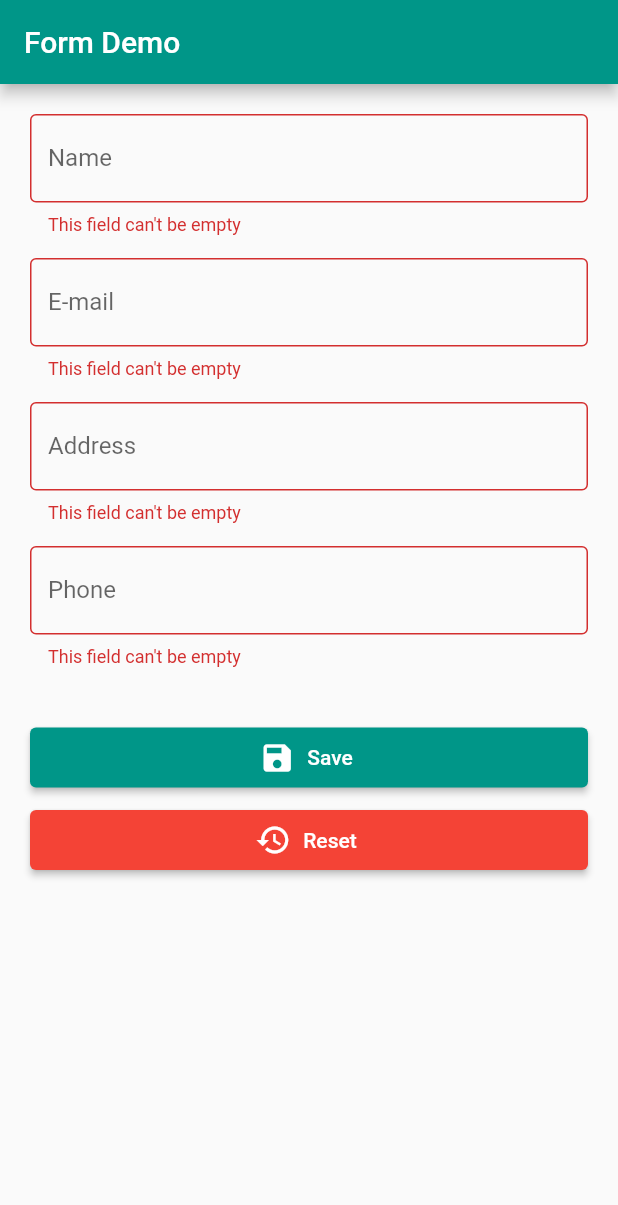
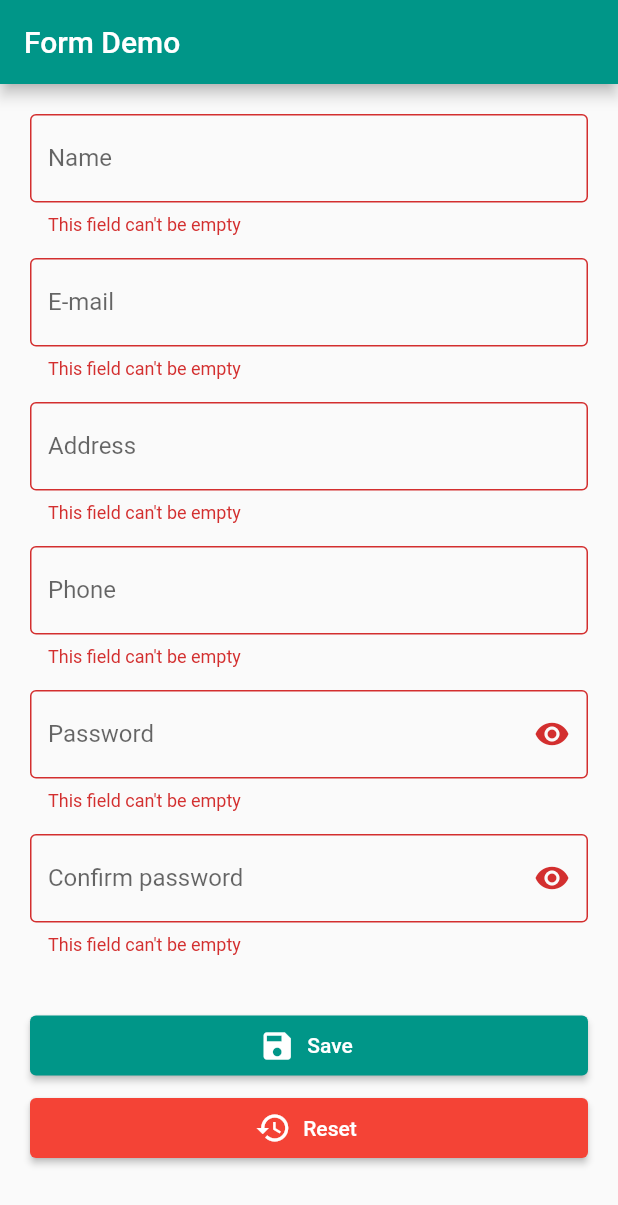
Before and after one commit to booude/flutter_test_app, a Flutter app: the screen it shows after launch, after a tap on "Save", on a phone screen of 412 x 824 dp. Shown: the top 1205 px of the screen. Run offline on Flutter 3.47's test engine with Material 2 defaults, Android fonts, the phone set to English and light mode, and no system bars; our stand-ins replace string_validator.

Commit message:
Demo form completed

```diff
--- a/lib/form_screen.dart
+++ b/lib/form_screen.dart
@@ -1,4 +1,5 @@
 import 'package:flutter/material.dart';
+import 'package:string_validator/string_validator.dart' as validator;
 
 class FormScreen extends StatefulWidget {
   @override
@@ -9,6 +10,10 @@ class FormScreen extends StatefulWidget {
 
 class FormScreenState extends State<FormScreen> {
   final formKey = GlobalKey<FormState>();
+  var user = UserModel();
+  var passwordCache = '';
+  var passwordCacheConfirm = '';
+  bool obscureTextPassword = true;
 
   @override
   Widget build(BuildContext context) {
@@ -24,18 +29,99 @@ class FormScreenState extends State<FormScreen> {
             children: [
               CustomTextField(
                 label: 'Name',
+                hint: 'Type your name...',
+                onSaved: (text) => user = user.copyWith(name: text),
+                validator: (text) => text == null || text.isEmpty
+                    ? 'This field can\'t be empty'
+                    : null,
               ),
               SizedBox(height: 15),
               CustomTextField(
                 label: 'E-mail',
+                hint: 'Type your e-mail...',
+                onSaved: (text) => user = user.copyWith(email: text),
+                validator: (text) {
+                  if (text == null || text.isEmpty) {
+                    return 'This field can\'t be empty';
+                  }
+                  if (!validator.isEmail(text)) {
+                    return 'This field must be an e-mail';
+                  }
+                },
               ),
               SizedBox(height: 15),
               CustomTextField(
                 label: 'Address',
+                hint: 'Type your address...',
+                onSaved: (text) => user = user.copyWith(address: text),
+                validator: (text) {
+                  if (text == null || text.isEmpty) {
+                    return 'This field can\'t be empty';
+                  }
+                },
               ),
               SizedBox(height: 15),
               CustomTextField(
                 label: 'Phone',
+                hint: 'Type your phone number...',
+                onSaved: (text) => user = user.copyWith(phone: text),
+                validator: (text) {
+                  if (text == null || text.isEmpty) {
+                    return 'This field can\'t be empty';
+                  }
+                },
+              ),
+              SizedBox(height: 15),
+              CustomTextField(
+                label: 'Password',
+                obscureText: obscureTextPassword,
+                suffix: IconButton(
+                  onPressed: () {
+                    setState(() {
+                      obscureTextPassword = !obscureTextPassword;
+                    });
+                  },
+                  icon: Icon(obscureTextPassword
+                      ? Icons.visibility
+                      : Icons.visibility_off),
+                ),
+                hint: 'Type your password...',
+                onSaved: (text) => user = user.copyWith(password: text),
+                validator: (text) {
+                  if (text == null || text.isEmpty) {
+                    return 'This field can\'t be empty';
+                  }
+                  if (passwordCacheConfirm != passwordCache) {
+                    return 'Password is not equal';
+                  }
+                },
+                onChanged: (text) => passwordCache = text,
+              ),
+              SizedBox(height: 15),
+              CustomTextField(
+                label: 'Confirm password',
+                obscureText: obscureTextPassword,
+                suffix: IconButton(
+                  onPressed: () {
+                    setState(() {
+                      obscureTextPassword = !obscureTextPassword;
+                    });
+                  },
+                  icon: Icon(obscureTextPassword
+                      ? Icons.visibility
+                      : Icons.visibility_off),
+                ),
+                hint: 'Confirm your password...',
+                onSaved: (text) => user = user.copyWith(password: text),
+                onChanged: (text) => passwordCacheConfirm = text,
+                validator: (text) {
+                  if (text == null || text.isEmpty) {
+                    return 'This field can\'t be empty';
+                  }
+                  if (passwordCacheConfirm != passwordCache) {
+                    return 'Password is not equal';
+                  }
+                },
               ),
               SizedBox(height: 40),
               SizedBox(
@@ -43,7 +129,17 @@ class FormScreenState extends State<FormScreen> {
                 height: 40,
                 child: ElevatedButton.icon(
                   onPressed: () {
-                    formKey.currentState?.validate();
+                    if (formKey.currentState!.validate()) {
+                      formKey.currentState!.save();
+                      print('''FLUTTERANDO FORM
+
+                      Name: ${user.name}
+                      Email: ${user.email}
+                      Address: ${user.address}
+                      Phone: ${user.phone}
+                      Password: ${user.password}
+                      ''');
+                    }
                   },
                   icon: Icon(Icons.save),
                   label: Text('Save'),
@@ -72,22 +168,73 @@ class FormScreenState extends State<FormScreen> {
 
 class CustomTextField extends StatelessWidget {
   final String label;
+  final String? hint;
+  final IconData? icon;
+  final bool obscureText;
+  final Widget? suffix;
+  final String? Function(String? text)? validator;
+  final void Function(String? text)? onSaved;
+  final void Function(String text)? onChanged;
 
-  const CustomTextField({Key? key, required this.label}) : super(key: key);
+  const CustomTextField({
+    Key? key,
+    required this.label,
+    this.icon,
+    this.obscureText = false,
+    this.hint,
+    this.validator,
+    this.onSaved,
+    this.onChanged,
+    this.suffix,
+  }) : super(key: key);
 
   @override
   Widget build(BuildContext context) {
     return TextFormField(
-      validator: (text) {
-        if (text == null || text.isEmpty) {
-          return 'This field can\'t be empty';
-        }
-      },
+      autovalidateMode: AutovalidateMode.onUserInteraction,
+      validator: validator,
+      onSaved: onSaved,
+      onChanged: onChanged,
+      obscureText: obscureText,
       decoration: InputDecoration(
         labelText: label,
-        hintText: 'Type your $label...',
+        hintText: hint,
         border: OutlineInputBorder(),
+        suffixIcon: suffix,
       ),
     );
   }
 }
+
+@immutable
+class UserModel {
+  final String name;
+  final String email;
+  final String address;
+  final String phone;
+  final String password;
+
+  UserModel({
+    this.name = '',
+    this.email = '',
+    this.address = '',
+    this.phone = '',
+    this.password = '',
+  });
+
+  UserModel copyWith({
+    String? name,
+    String? email,
+    String? address,
+    String? phone,
+    String? password,
+  }) {
+    return UserModel(
+      name: name ?? this.name,
+      email: email ?? this.email,
+      address: address ?? this.address,
+      phone: phone ?? this.phone,
+      password: password ?? this.password,
+    );
+  }
+}
--- a/pubspec.yaml
+++ b/pubspec.yaml
@@ -3,7 +3,7 @@ description: A new Flutter project.
 
 # The following line prevents the package from being accidentally published to
 # pub.dev using `flutter pub publish`. This is preferred for private packages.
-publish_to: 'none' # Remove this line if you wish to publish to pub.dev
+publish_to: "none" # Remove this line if you wish to publish to pub.dev
 
 # The following defines the version and build number for your application.
 # A version number is three numbers separated by dots, like 1.2.43
@@ -29,7 +29,7 @@ environment:
 dependencies:
   flutter:
     sdk: flutter
-
+  string_validator:
 
   # The following adds the Cupertino Icons font to your application.
   # Use with the CupertinoIcons class for iOS style icons.
@@ -51,7 +51,6 @@ dev_dependencies:
 
 # The following section is specific to Flutter packages.
 flutter:
-
   # The following line ensures that the Material Icons font is
   # included with your application, so that you can use the icons in
   # the material Icons class.
```
Also changed, not shown: pubspec.lock.
